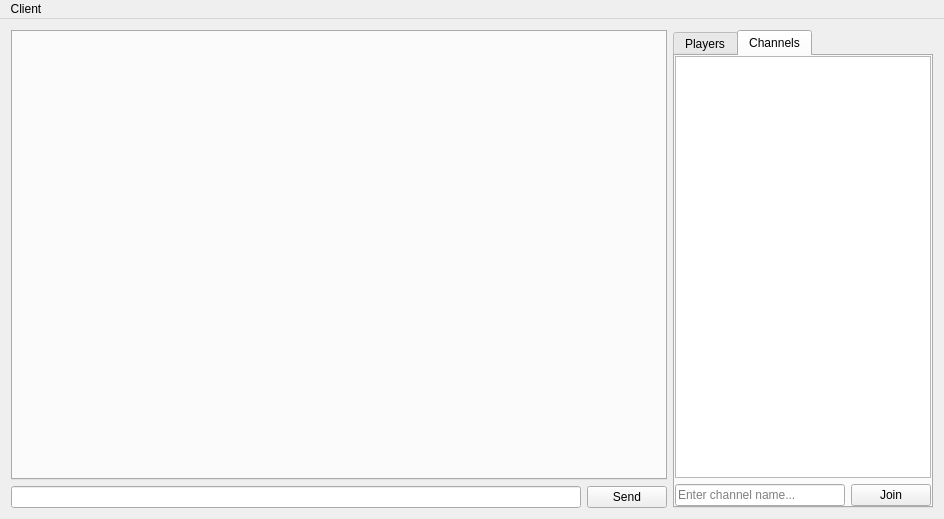
Before: the Qt Designer form Client/mainwindow.ui in SongSing/MrSaturnOnline, drawn with Qt 5.
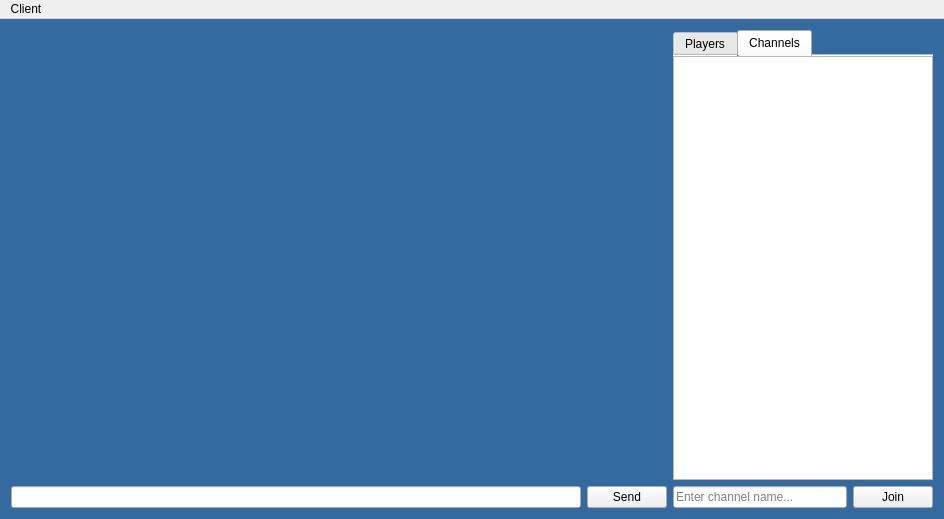
After: the same form once the commit is applied. The open tabs and pages were chosen to show the change.

What changed in the file:
```diff
--- a/Client/mainwindow.ui
+++ b/Client/mainwindow.ui
@@ -13,6 +13,40 @@
   <property name="windowTitle">
    <string>MainWindow</string>
   </property>
+  <property name="styleSheet">
+   <string notr="true">QLabel
+{
+	color:white;
+}
+
+#page_3, #page, #tab, #tab_2
+{
+	background: rgba(53,106,160,255);
+}
+
+#chats QTabPage
+{
+	background:rgba(255,255,255,200);
+}
+
+#frame
+{
+	border:1px solid black;
+	border-radius:4px;
+	position:absolute;
+	top:16px;
+	bottom:16px;
+	right:16px;
+	width:512px;
+	
+	background:rgba(255, 255, 255, 0.5);
+}
+
+#frame QLabel
+{
+	color:black;
+}</string>
+  </property>
   <widget class="QWidget" name="centralWidget">
    <layout class="QVBoxLayout" name="verticalLayout_2">
     <property name="leftMargin">
@@ -295,6 +329,9 @@
             <property name="currentIndex">
              <number>-1</number>
             </property>
+            <property name="documentMode">
+             <bool>true</bool>
+            </property>
             <property name="tabsClosable">
              <bool>true</bool>
             </property>
@@ -330,6 +367,9 @@
           <property name="currentIndex">
            <number>1</number>
           </property>
+          <property name="documentMode">
+           <bool>true</bool>
+          </property>
           <widget class="QWidget" name="tab">
            <attribute name="title">
             <string>Players</string>
```
Left out of the diff: 2 changed lines with no effect on the pictures.
